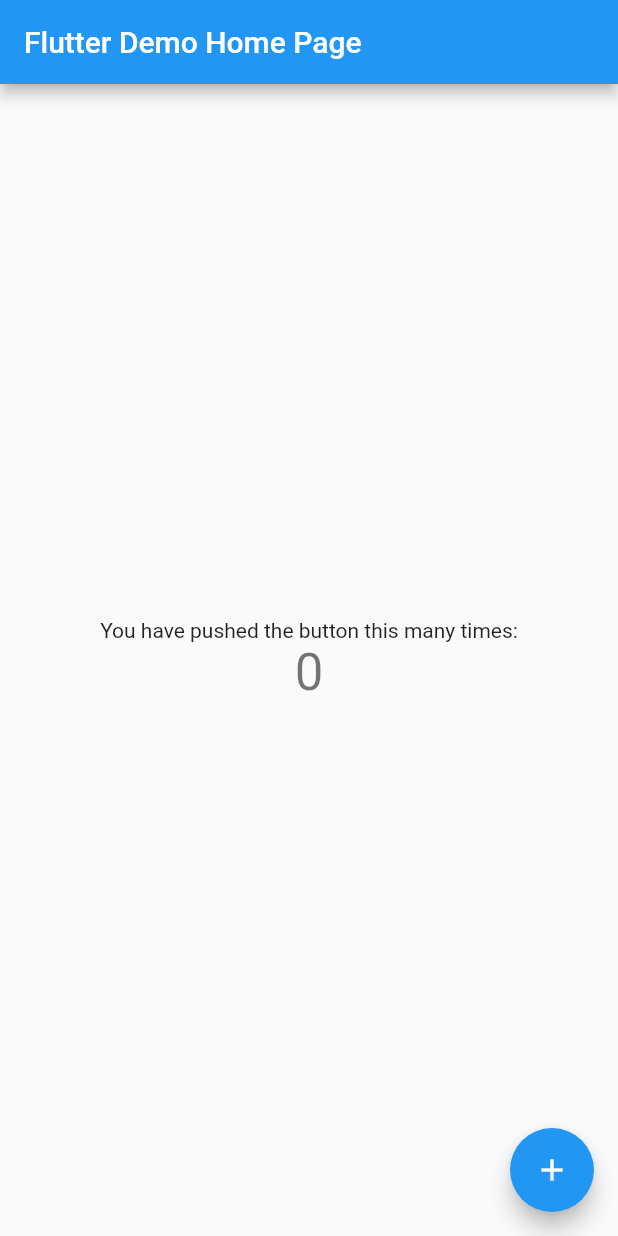
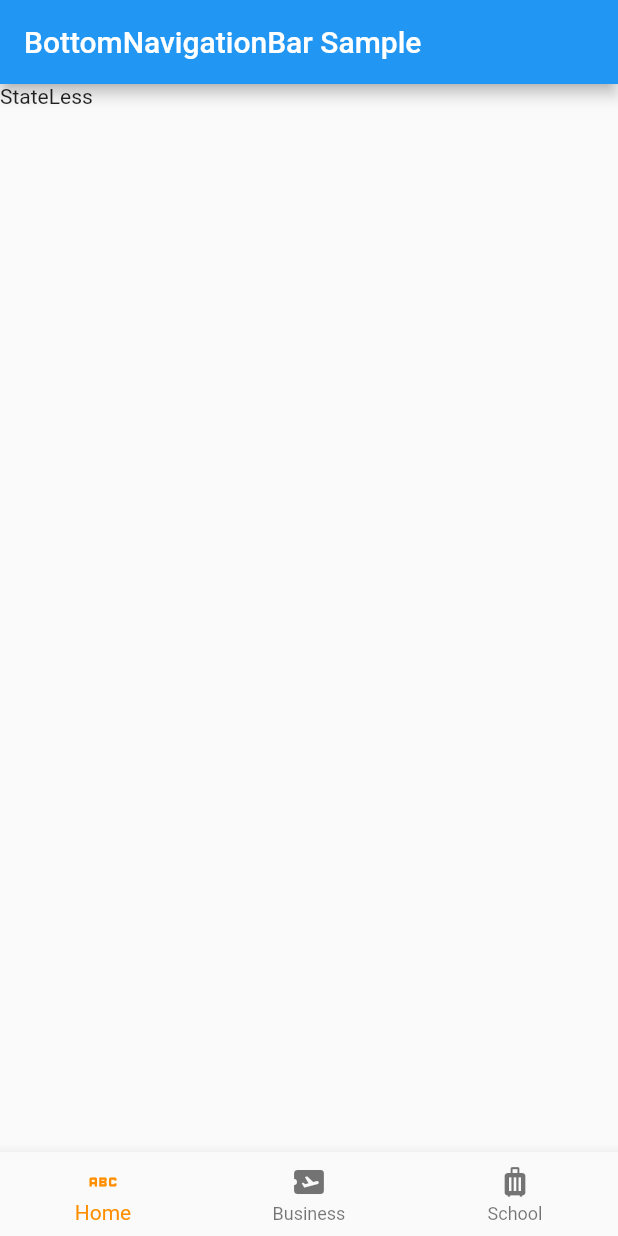
Before and after one commit to gdg-yonsei/flutter-wwl, a Flutter app: the screen it shows after launch, on a phone screen of 412 x 824 dp. Run offline on Flutter 3.47's test engine with Material 2 defaults, Android fonts, the phone set to English and light mode, and no system bars.

Commit message:
feat: add stateless, stateful, list widgets testing
- navigate through bottom tab
- test stateless widget by text
- test stateful widget with counting number widget that is similar to basic home widget made by flutter
- test list by ListView
- will test other widgets as well

```diff
--- a/Week2/widget_study/lib/main.dart
+++ b/Week2/widget_study/lib/main.dart
@@ -1,115 +1,73 @@
 import 'package:flutter/material.dart';
+import 'package:widget_study/list_test.dart';
+import 'package:widget_study/stateful_test.dart';
+import 'package:widget_study/stateless_test.dart';
 
-void main() {
-  runApp(const MyApp());
-}
+void main() => runApp(const MyApp());
 
 class MyApp extends StatelessWidget {
   const MyApp({super.key});
 
-  // This widget is the root of your application.
+  static const String _title = 'Flutter Code Sample';
+
   @override
   Widget build(BuildContext context) {
-    return MaterialApp(
-      title: 'Flutter Demo',
-      theme: ThemeData(
-        // This is the theme of your application.
-        //
-        // Try running your application with "flutter run". You'll see the
-        // application has a blue toolbar. Then, without quitting the app, try
-        // changing the primarySwatch below to Colors.green and then invoke
-        // "hot reload" (press "r" in the console where you ran "flutter run",
-        // or simply save your changes to "hot reload" in a Flutter IDE).
-        // Notice that the counter didn't reset back to zero; the application
-        // is not restarted.
-        primarySwatch: Colors.blue,
-      ),
-      home: const MyHomePage(title: 'Flutter Demo Home Page'),
+    return const MaterialApp(
+      title: _title,
+      home: MyStatefulWidget(),
     );
   }
 }
 
-class MyHomePage extends StatefulWidget {
-  const MyHomePage({super.key, required this.title});
-
-  // This widget is the home page of your application. It is stateful, meaning
-  // that it has a State object (defined below) that contains fields that affect
-  // how it looks.
-
-  // This class is the configuration for the state. It holds the values (in this
-  // case the title) provided by the parent (in this case the App widget) and
-  // used by the build method of the State. Fields in a Widget subclass are
-  // always marked "final".
-
-  final String title;
+class MyStatefulWidget extends StatefulWidget {
+  const MyStatefulWidget({super.key});
 
   @override
-  State<MyHomePage> createState() => _MyHomePageState();
+  State<MyStatefulWidget> createState() => _MyStatefulWidgetState();
 }
 
-class _MyHomePageState extends State<MyHomePage> {
-  int _counter = 0;
+class _MyStatefulWidgetState extends State<MyStatefulWidget> {
+  int _selectedIndex = 0;
+  static const List<Widget> _widgetOptions = <Widget>[
+    StatelessTest(),
+    StatefulTest(),
+    ListTest(),
+  ];
 
-  void _incrementCounter() {
+  void _onItemTapped(int index) {
     setState(() {
-      // This call to setState tells the Flutter framework that something has
-      // changed in this State, which causes it to rerun the build method below
-      // so that the display can reflect the updated values. If we changed
-      // _counter without calling setState(), then the build method would not be
-      // called again, and so nothing would appear to happen.
-      _counter++;
+      _selectedIndex = index;
     });
   }
 
   @override
   Widget build(BuildContext context) {
-    // This method is rerun every time setState is called, for instance as done
-    // by the _incrementCounter method above.
-    //
-    // The Flutter framework has been optimized to make rerunning build methods
-    // fast, so that you can just rebuild anything that needs updating rather
-    // than having to individually change instances of widgets.
     return Scaffold(
       appBar: AppBar(
-        // Here we take the value from the MyHomePage object that was created by
-        // the App.build method, and use it to set our appbar title.
-        title: Text(widget.title),
+        title: const Text('BottomNavigationBar Sample'),
       ),
       body: Center(
-        // Center is a layout widget. It takes a single child and positions it
-        // in the middle of the parent.
-        child: Column(
-          // Column is also a layout widget. It takes a list of children and
-          // arranges them vertically. By default, it sizes itself to fit its
-          // children horizontally, and tries to be as tall as its parent.
-          //
-          // Invoke "debug painting" (press "p" in the console, choose the
-          // "Toggle Debug Paint" action from the Flutter Inspector in Android
-          // Studio, or the "Toggle Debug Paint" command in Visual Studio Code)
-          // to see the wireframe for each widget.
-          //
-          // Column has various properties to control how it sizes itself and
-          // how it positions its children. Here we use mainAxisAlignment to
-          // center the children vertically; the main axis here is the vertical
-          // axis because Columns are vertical (the cross axis would be
-          // horizontal).
-          mainAxisAlignment: MainAxisAlignment.center,
-          children: <Widget>[
-            const Text(
-              'You have pushed the button this many times:',
-            ),
-            Text(
-              '$_counter',
-              style: Theme.of(context).textTheme.headline4,
-            ),
-          ],
-        ),
+        child: _widgetOptions.elementAt(_selectedIndex),
       ),
-      floatingActionButton: FloatingActionButton(
-        onPressed: _incrementCounter,
-        tooltip: 'Increment',
-        child: const Icon(Icons.add),
-      ), // This trailing comma makes auto-formatting nicer for build methods.
+      bottomNavigationBar: BottomNavigationBar(
+        items: const <BottomNavigationBarItem>[
+          BottomNavigationBarItem(
+            icon: Icon(Icons.abc),
+            label: 'Home',
+          ),
+          BottomNavigationBarItem(
+            icon: Icon(Icons.airplane_ticket),
+            label: 'Business',
+          ),
+          BottomNavigationBarItem(
+            icon: Icon(Icons.luggage),
+            label: 'School',
+          ),
+        ],
+        currentIndex: _selectedIndex,
+        selectedItemColor: Colors.amber[800],
+        onTap: _onItemTapped,
+      ),
     );
   }
 }
--- /dev/null
+++ b/Week2/widget_study/lib/stateless_test.dart
@@ -0,0 +1,21 @@
+import 'package:flutter/material.dart';
+
+class StatelessTest extends StatelessWidget {
+  const StatelessTest({super.key});
+
+  @override
+  Widget build(BuildContext context) {
+    return const StatelessTestWidget();
+  }
+}
+
+class StatelessTestWidget extends StatelessWidget {
+  const StatelessTestWidget({super.key});
+
+  @override
+  Widget build(BuildContext context) {
+    return const Scaffold(
+      body: Text("StateLess"),
+    );
+  }
+}
```
Also changed, not shown: Week2/widget_study/lib/list_test.dart (added, +40 -0 lines), Week2/widget_study/lib/stateful_test.dart (added, +38 -0 lines).
